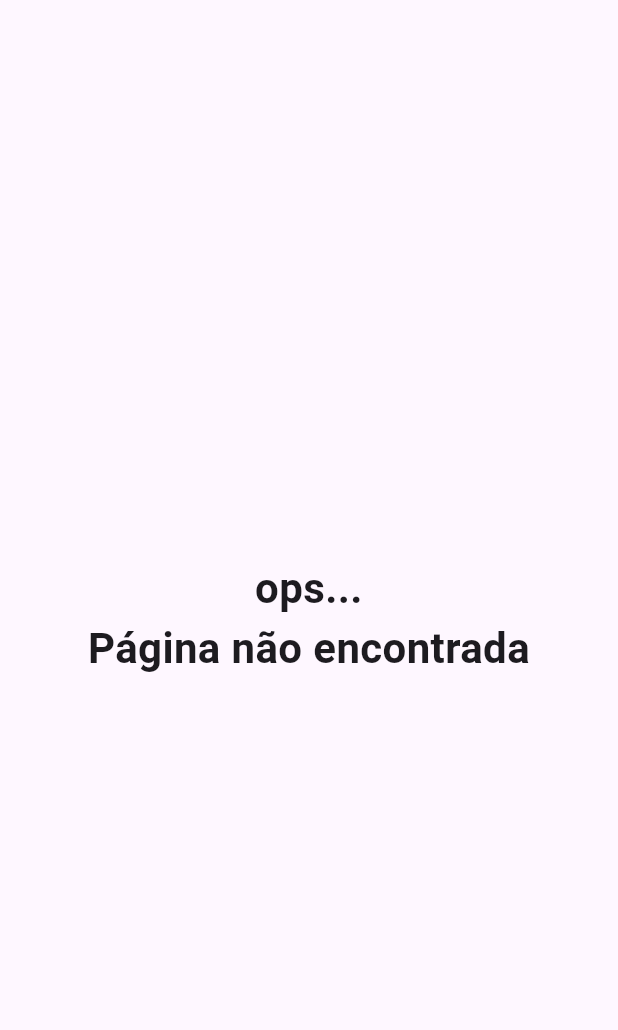
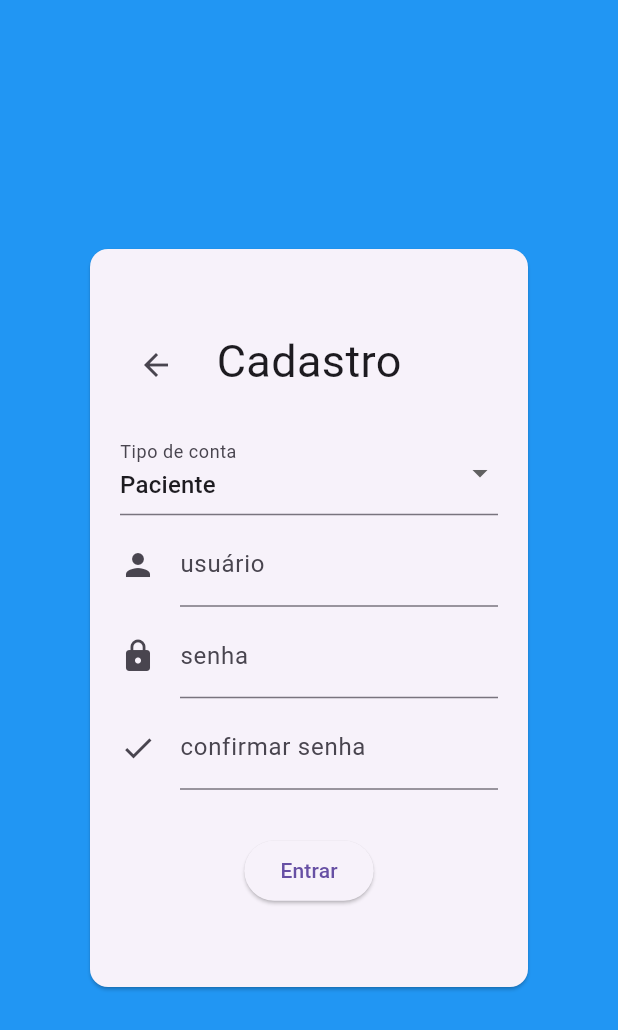
Before and after one commit to lucaswnn/eng-software-TP1-2025-1, a Flutter app: the screen it shows after launch, after a tap on "Novo por aqui? Cadastre-se!", on a phone screen of 412 x 824 dp. Shown: the top 1030 px of the screen. Run offline on Flutter 3.47's test engine with Material 3 defaults, Android fonts, the light colour scheme and no system bars; our stand-ins replace table_calendar.

Commit message:
tela de registro

```diff
--- a/diary_fit_flutter/lib/routes.dart
+++ b/diary_fit_flutter/lib/routes.dart
@@ -1,3 +1,4 @@
+import 'package:diary_fit/screens/register_screen.dart';
 import 'package:flutter/material.dart';
 import 'package:diary_fit/screens/home_screen.dart';
 import 'package:diary_fit/screens/login_screen.dart';
@@ -26,6 +27,9 @@ class Routes {
       case AppRoutes.home:
         return getRoute(widget: const HomeScreen());
 
+      case AppRoutes.register:
+        return getRoute(widget: const RegisterScreen());
+
       default:
         return getRoute(widget: const InvalidRoute());
     }
--- a/diary_fit_flutter/lib/screens/login_screen.dart
+++ b/diary_fit_flutter/lib/screens/login_screen.dart
@@ -37,24 +37,12 @@ class LoginScreenWeb extends StatelessWidget {
               maxHeight: 500,
             ),
             child: const Card(
-                child: Padding(
-                  padding: EdgeInsets.all(20),
-                  child: Column(
-                    mainAxisAlignment: MainAxisAlignment.center,
-                    children: [
-                      Text(
-                        'Diary Fit',
-                        style: TextStyle(fontSize: 30),
-                      ),
-                      SizedBox(height: 20),
-                      LoginForm()
-                    ],
+              child: CommonLoginContent(),
             ),
           ),
         ),
       ),
-          ),
-        ));
+    );
   }
 }
 
@@ -68,22 +56,29 @@ class LoginScreenMobile extends StatelessWidget {
       body: Padding(
         padding: EdgeInsets.all(20),
         child: Center(
-            child: Padding(
+          child: CommonLoginContent(),
+        ),
+      ),
+    );
+  }
+}
+
+class CommonLoginContent extends StatelessWidget {
+  const CommonLoginContent({super.key});
+
+  @override
+  Widget build(BuildContext context) {
+    return const Padding(
       padding: EdgeInsets.all(20),
       child: Column(
         mainAxisAlignment: MainAxisAlignment.center,
         children: [
-                  Text(
-                    'Diary Fit',
-                    style: TextStyle(fontSize: 30),
-                  ),
+          Text(AppStrings.appName, style: TextStyle(fontSize: 30)),
           SizedBox(height: 20),
           LoginForm(),
         ],
       ),
-            ),
-          ),
-        ));
+    );
   }
 }
 
@@ -120,11 +115,11 @@ class _LoginFormState extends State<LoginForm> {
             controller: _emailController,
             decoration: const InputDecoration(
               icon: Icon(Icons.person),
-              labelText: 'E-mail',
+              labelText: AppStrings.loginLabel,
             ),
             validator: (value) {
               if (value == null || value.isEmpty) {
-                return 'Por favor, insira um e-mail válido.';
+                return AppStrings.invalidLoginMessage;
               }
               return null;
             },
@@ -135,20 +130,19 @@ class _LoginFormState extends State<LoginForm> {
             obscureText: true,
             decoration: const InputDecoration(
               icon: Icon(Icons.lock),
-              labelText: 'Senha',
+              labelText: AppStrings.passwordLabel,
             ),
             validator: (value) {
               if (value == null || value.isEmpty) {
-                return 'Por favor, insira a senha.';
+                return AppStrings.invalidPasswordMessage;
               }
               return null;
             },
           ),
           const SizedBox(height: 5),
           TextButton(
-            onPressed: () =>
-                NavigationHelper.pushReplacementNamed(AppRoutes.register),
-            child: const Text('Novo por aqui? Cadastre-se!'),
+            onPressed: () => NavigationHelper.pushNamed(AppRoutes.register),
+            child: const Text(AppStrings.registerButton),
           ),
           const SizedBox(height: 30),
           if (isAuthLoading)
@@ -165,11 +159,12 @@ class _LoginFormState extends State<LoginForm> {
                     if (authState.isAuthenticated) {
                       NavigationHelper.pushReplacementNamed(AppRoutes.home);
                     } else {
-                      SnackbarHelper.showSnackBar(AppStrings.loginServerError);
+                      SnackbarHelper.showSnackBar(
+                          '${AppStrings.genericServerError}\n${authState.errorMessage}');
                     }
                   }
                 },
-                child: const Text('Entrar')),
+                child: const Text(AppStrings.loginButton)),
         ],
       ),
     );
--- /dev/null
+++ b/diary_fit_flutter/lib/screens/register_screen.dart
@@ -0,0 +1,229 @@
+import 'package:diary_fit/services/auth_provider.dart';
+import 'package:diary_fit/services/client_auth.dart';
+import 'package:diary_fit/utils/snackbar_helper.dart';
+import 'package:diary_fit/values/app_strings.dart';
+import 'package:flutter/material.dart';
+import 'package:diary_fit/utils/navigation_helper.dart';
+import 'package:provider/provider.dart';
+
+class RegisterScreen extends StatelessWidget {
+  const RegisterScreen({super.key});
+
+  @override
+  Widget build(BuildContext context) {
+    return LayoutBuilder(builder: (context, constraints) {
+      if (constraints.maxWidth > 350) {
+        return const RegisterScreenWeb();
+      } else {
+        return const RegisterScreenMobile();
+      }
+    });
+  }
+}
+
+class RegisterScreenWeb extends StatelessWidget {
+  const RegisterScreenWeb({super.key});
+
+  @override
+  Widget build(BuildContext context) {
+    return Scaffold(
+        backgroundColor: Colors.blue,
+        body: Padding(
+          padding: const EdgeInsets.all(20),
+          child: Center(
+            child: ConstrainedBox(
+              constraints: const BoxConstraints(
+                maxWidth: 300,
+                maxHeight: 500,
+              ),
+              child: const Card(
+                child: CommonRegisterContent(),
+              ),
+            ),
+          ),
+        ));
+  }
+}
+
+class RegisterScreenMobile extends StatelessWidget {
+  const RegisterScreenMobile({super.key});
+
+  @override
+  Widget build(BuildContext context) {
+    return const Scaffold(
+        backgroundColor: Colors.white,
+        body: Padding(
+          padding: EdgeInsets.all(20),
+          child: Center(
+            child: CommonRegisterContent(),
+          ),
+        ));
+  }
+}
+
+class CommonRegisterContent extends StatelessWidget {
+  const CommonRegisterContent({super.key});
+
+  @override
+  Widget build(BuildContext context) {
+    return Padding(
+      padding: const EdgeInsets.all(20),
+      child: Column(
+        mainAxisAlignment: MainAxisAlignment.center,
+        children: [
+          Stack(
+            children: [
+              Align(
+                alignment: Alignment.centerLeft,
+                child: IconButton(
+                  onPressed: () {
+                    NavigationHelper.pop();
+                  },
+                  icon: const Icon(Icons.arrow_back),
+                ),
+              ),
+              const Align(
+                alignment: Alignment.center,
+                child: Text(AppStrings.registerTitle,
+                    style: TextStyle(fontSize: 30)),
+              ),
+            ],
+          ),
+          const SizedBox(height: 20),
+          const RegisterForm(),
+        ],
+      ),
+    );
+  }
+}
+
+class RegisterForm extends StatefulWidget {
+  const RegisterForm({super.key});
+
+  @override
+  State<RegisterForm> createState() => _RegisterFormState();
+}
+
+class _RegisterFormState extends State<RegisterForm> {
+  final _formKey = GlobalKey<FormState>();
+
+  final _emailController = TextEditingController();
+  final _passwordController = TextEditingController();
+  final _confirmPasswordController = TextEditingController();
+  ClientType _clientType = ClientType.patient;
+
+  final _registerOptions = [
+    DropdownMenuItem(
+      value: ClientType.trainer,
+      child: Text(AppStrings.trainerLabel),
+    ),
+    DropdownMenuItem(
+      value: ClientType.nutritionist,
+      child: Text(AppStrings.nutritionistLabel),
+    ),
+    DropdownMenuItem(
+      value: ClientType.patient,
+      child: Text(AppStrings.patientLabel),
+    ),
+  ];
+
+  @override
+  void dispose() {
+    _emailController.dispose();
+    _passwordController.dispose();
+    _confirmPasswordController.dispose();
+    super.dispose();
+  }
+
+  @override
+  Widget build(BuildContext context) {
+    final authState = context.watch<AuthProvider>();
+    final isAuthLoading = authState.isLoading;
+
+    return Form(
+      key: _formKey,
+      child: Column(
+        children: [
+          DropdownButtonFormField(
+            items: _registerOptions,
+            value: ClientType.patient,
+            onChanged: (val) => setState(() => _clientType = val!),
+            icon: const Icon(Icons.arrow_drop_down),
+            decoration: const InputDecoration(
+              labelText: AppStrings.registerTypeLabel,
+            ),
+          ),
+          const SizedBox(height: 5),
+          TextFormField(
+            controller: _emailController,
+            decoration: const InputDecoration(
+              icon: Icon(Icons.person),
+              labelText: AppStrings.loginLabel,
+            ),
+            validator: (value) {
+              if (value == null || value.isEmpty) {
+                return AppStrings.invalidLoginMessage;
+              }
+              return null;
+            },
+          ),
+          const SizedBox(height: 5),
+          TextFormField(
+            controller: _passwordController,
+            obscureText: true,
+            decoration: const InputDecoration(
+              icon: Icon(Icons.lock),
+              labelText: AppStrings.passwordLabel,
+            ),
+            validator: (value) {
+              if (value == null || value.isEmpty) {
+                return AppStrings.invalidPasswordMessage;
+              }
+              return null;
+            },
+          ),
+          const SizedBox(height: 5),
+          TextFormField(
+            controller: _confirmPasswordController,
+            obscureText: true,
+            decoration: const InputDecoration(
+              icon: Icon(Icons.check),
+              labelText: AppStrings.confirmPasswordLabel,
+            ),
+            validator: (value) {
+              if (value != _passwordController.text) {
+                return AppStrings.invalidConfirmPasswordMessage;
+              }
+              return null;
+            },
+          ),
+          const SizedBox(height: 30),
+          if (isAuthLoading)
+            const CircularProgressIndicator()
+          else
+            ElevatedButton(
+                onPressed: () async {
+                  if (_formKey.currentState!.validate()) {
+                    await authState.register(
+                      _emailController.text,
+                      _passwordController.text,
+                      _clientType,
+                    );
+
+                    String? message = authState.registerErrorMessage;
+                    if (message == null) {
+                      message = AppStrings.successRegisterMessage;
+                      SnackbarHelper.showSnackBar(message);
+                      NavigationHelper.pop();
+                    } else {
+                      message = AppStrings.genericServerError;
+                      SnackbarHelper.showSnackBar('$message\n${authState.registerErrorMessage}');
+                    }
+                  }
+                },
+                child: const Text(AppStrings.loginButton)),
+        ],
+      ),
+    );
+  }
+}
--- a/diary_fit_flutter/lib/services/api_access.dart
+++ b/diary_fit_flutter/lib/services/api_access.dart
@@ -4,6 +4,12 @@ import 'dart:convert';
 import 'package:diary_fit/services/client_auth.dart';
 import 'package:diary_fit/values/app_api_requests.dart';
 import 'package:http/http.dart' as http;
+
+const Map<ClientType, String> clientTypeApiMap = {
+  ClientType.trainer: 'educador_fisico',
+  ClientType.nutritionist: 'nutricionista',
+  ClientType.patient: 'paciente',
+};
 
 class ApiAccess {
   ApiAccess._(); // Private constructor to prevent instantiation
@@ -22,7 +28,7 @@ class ApiAccess {
             'password': password,
           }),
         )
-        .timeout(const Duration(seconds: 5));
+        .timeout(const Duration(seconds: 20));
 
     switch (response.statusCode) {
       case 200:
@@ -37,14 +43,40 @@ class ApiAccess {
               refreshToken: refreshToken,
               clientType: ClientType.nutritionist);
         }
-        case 400:
+      case 400:
         {
           throw Exception('Invalid username or password');
         }
-        default:
+      default:
         {
           throw Exception('Failed to login: ${response.statusCode}');
         }
     }
   }
+
+  static Future<void> register(
+    String username,
+    String password,
+    ClientType clientType,
+  ) async {
+    final url = Uri.parse(AppApiRequests.register);
+
+    final response = await http
+        .post(
+          url,
+          headers: {
+            'Content-Type': 'application/json',
+          },
+          body: json.encode({
+            'username': username,
+            'password': password,
+            'tipo': clientTypeApiMap[clientType],
+          }),
+        )
+        .timeout(const Duration(seconds: 20));
+
+    if (response.statusCode != 201) {
+      throw Exception('Failed to register: ${response.statusCode}');
+    }
+  }
 }
--- a/diary_fit_flutter/lib/values/app_api_requests.dart
+++ b/diary_fit_flutter/lib/values/app_api_requests.dart
@@ -3,7 +3,7 @@ class AppApiRequests {
 
   static const String baseUrl = 'http://127.0.0.1:8000';
   static const String login = '$baseUrl/api/token/';
-  static const String register = '$baseUrl/register';
+  static const String register = '$baseUrl/api/signup/';
   static const String getUserProfile = '$baseUrl/user/profile';
   static const String updateUserProfile = '$baseUrl/user/update';
   static const String getDiaryEntries = '$baseUrl/diary/entries';
--- a/diary_fit_flutter/lib/values/app_routes.dart
+++ b/diary_fit_flutter/lib/values/app_routes.dart
@@ -2,6 +2,6 @@ class AppRoutes {
   const AppRoutes._();
 
   static const String login = '/login';
-  static const String register = '/register';
+  static const String register = '/login/register';
   static const String home = '/home';
 }
--- a/diary_fit_flutter/lib/values/app_strings.dart
+++ b/diary_fit_flutter/lib/values/app_strings.dart
@@ -1,7 +1,39 @@
+import 'package:diary_fit/services/client_auth.dart';
+
 class AppStrings {
   const AppStrings._();
 
+  static const String appName = 'Diary Fit';
+  static const String loginLabel = 'usuário';
+  static const String passwordLabel = 'senha';
+  static const String confirmPasswordLabel = 'confirmar senha';
+  static const String invalidLoginMessage =
+      'Por favor, insira um usuário válido';
+  static const String invalidPasswordMessage =
+      'Por favor, insira uma senha válida';
+  static const String invalidConfirmPasswordMessage = 'As senhas não coincidem';
+  static const String registerButton = 'Novo por aqui? Cadastre-se!';
+  static const String registerTitle = 'Cadastro';
+  static const String registerTypeLabel = 'Tipo de conta';
+  static const String successRegisterMessage = 'Cadastro feito com sucesso!';
+
   static const String pageNotFoundError = 'ops...\nPágina não encontrada';
-  static const String loginServerError =
+
+  static const String genericServerError =
       'Ops... parece que o servidor está fora do ar\nTente novamente mais tarde';
+
+  static const String loginButton = 'Entrar';
+
+  static const _clientTypeMap = {
+    ClientType.trainer: 'Educador físico',
+    ClientType.nutritionist: 'Nutricionista',
+    ClientType.patient: 'Paciente',
+  };
+
+  static String get patientLabel => _clientTypeMap[ClientType.patient]!;
+
+  static String get trainerLabel => _clientTypeMap[ClientType.trainer]!;
+
+  static String get nutritionistLabel =>
+      _clientTypeMap[ClientType.nutritionist]!;
 }
```
Also changed, not shown: diary_fit_flutter/lib/services/auth_provider.dart (+24 -3 lines). Lines whose indentation alone changed are shown as unchanged.
